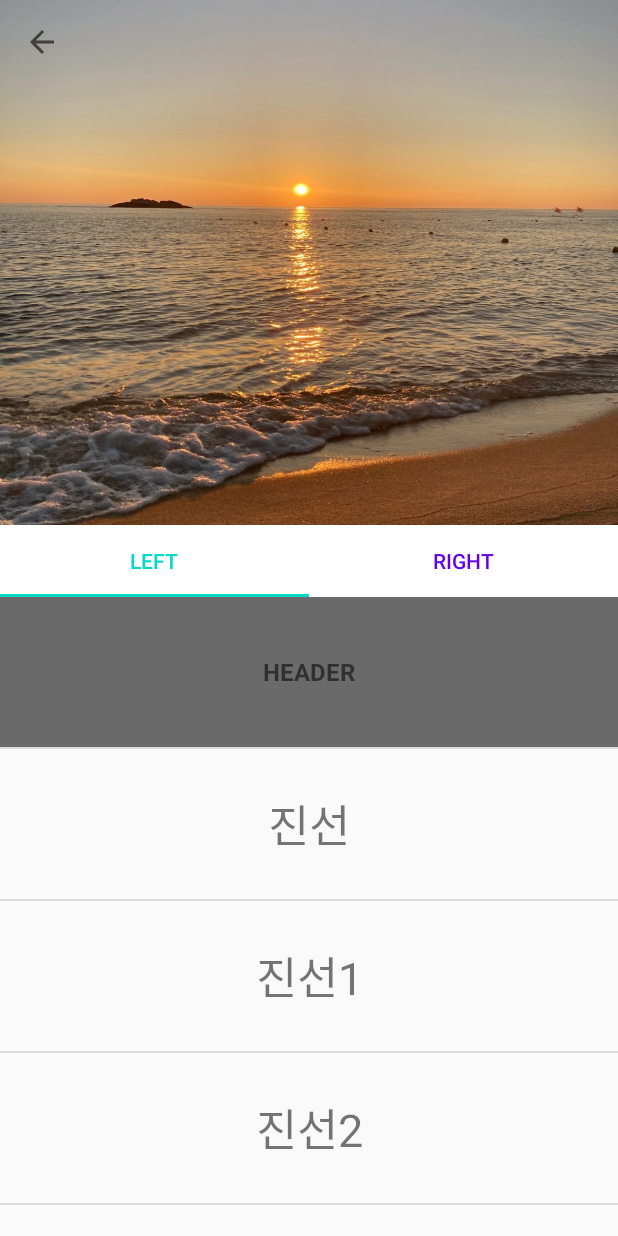
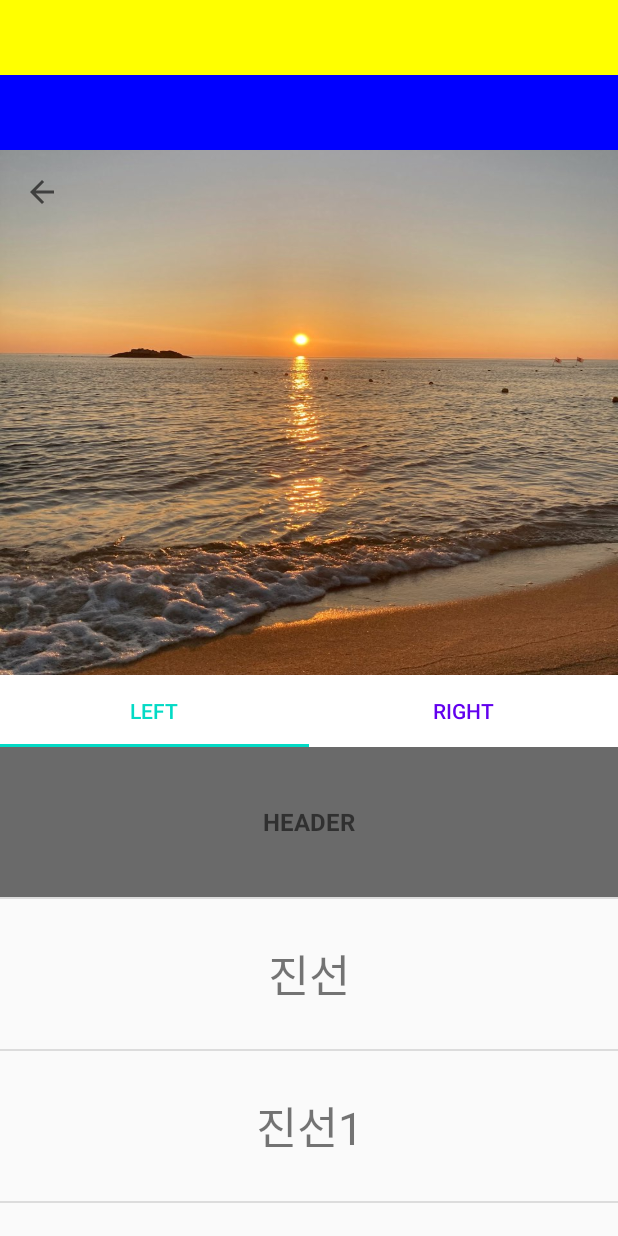
Before and after one commit to namch1597/GitUploadTest, an Android app: the InteractionActivity screen opened directly, with no data from a screen before it, on a phone screen of 412 x 824 dp. Run offline under Robolectric (Android 15) with nearby library versions, the phone set to English and light mode, and no system bars; our stand-ins replace data binding.

Commit message:
no message

```diff
--- a/Task/app/src/main/assets/SubwayData.json
+++ b/Task/app/src/main/assets/SubwayData.json
@@ -11,7 +11,6 @@
 {"adres":"서울 종로구 종로1가 44번지","rdnmadr":"서울특별시 종로구 종로 지하 55 (종로1가) (종각역)","telno":"6110-1311","line":"1호선","statn_nm":"종각"},
 {"adres":"서울 중구 태평로1가 31","rdnmadr":"서울특별시 세종대로 지하 101 (정동) (1호선 시청역)","telno":"6110-1321","line":"1호선","statn_nm":"시청"},
 {"adres":"서울 중구 봉래동2가 122","rdnmadr":"서울특별시 세종대로 지하 2 (남대문로 5가) (1호선 서울역)","telno":"6110-1331","line":"1호선","statn_nm":"서울역"},
-{"adres":"서울 중구 서소문동 27","rdnmadr":"서울특별시 중구 서소문로 지하 127 (서소문동) (2호선 시청역)","telno":"6110-2011","line":"2호선","statn_nm":"시청"},
 {"adres":"서울 중구 을지로1가 89-1","rdnmadr":"서울특별시 중구 을지로 지하 42 (을지입구역)","telno":"6110-2021","line":"2호선","statn_nm":"을지로입구"},
 {"adres":"서울 중구 을지로3가 70-1","rdnmadr":"서울특별시 중구 을지로 지하 106 (2호선 을지로3가역)","telno":"6110-2031","line":"2호선","statn_nm":"을지로3가"},
 {"adres":"서울 중구 을지로4가 261-1","rdnmadr":"서울특별시 중구 을지로 지하 178 (2호선 을지로4가역)","telno":"6110-2041","line":"2호선","statn_nm":"을지로4가"},
--- a/Task/app/src/main/res/layout/activity_interaction.xml
+++ b/Task/app/src/main/res/layout/activity_interaction.xml
@@ -14,14 +14,33 @@
         android:layout_height="match_parent"
         android:orientation="vertical">
 
+        <TextView
+            android:id="@+id/tv_1"
+            android:layout_width="0dp"
+            android:layout_height="50dp"
+            app:layout_constraintLeft_toLeftOf="parent"
+            app:layout_constraintRight_toRightOf="parent"
+            app:layout_constraintTop_toTopOf="parent"
+            android:background="#ffff00"
+            />
+
+        <TextView
+            android:id="@+id/tv_2"
+            android:layout_width="0dp"
+            android:layout_height="50dp"
+            app:layout_constraintLeft_toLeftOf="parent"
+            app:layout_constraintRight_toRightOf="parent"
+            app:layout_constraintTop_toBottomOf="@+id/tv_1"
+            android:background="#0000ff"
+            />
+
         <androidx.coordinatorlayout.widget.CoordinatorLayout
             android:id="@+id/cl_main"
             android:layout_width="match_parent"
-            android:layout_height="match_parent"
+            android:layout_height="wrap_content"
             android:fitsSystemWindows="true"
-            app:layout_constraintBottom_toBottomOf="parent"
-            app:layout_constraintStart_toStartOf="parent"
-            app:layout_constraintTop_toTopOf="@+id/ll_top">
+            app:layout_constraintLeft_toLeftOf="parent"
+            app:layout_constraintTop_toBottomOf="@+id/tv_2">
 
             <com.google.android.material.appbar.AppBarLayout
                 android:id="@+id/app_bar"
@@ -68,9 +87,6 @@
                 android:layout_height="match_parent"
                 app:layout_behavior="@string/appbar_scrolling_view_behavior" />
 
-
-
-
         </androidx.coordinatorlayout.widget.CoordinatorLayout>
 
     </androidx.constraintlayout.widget.ConstraintLayout>
```
